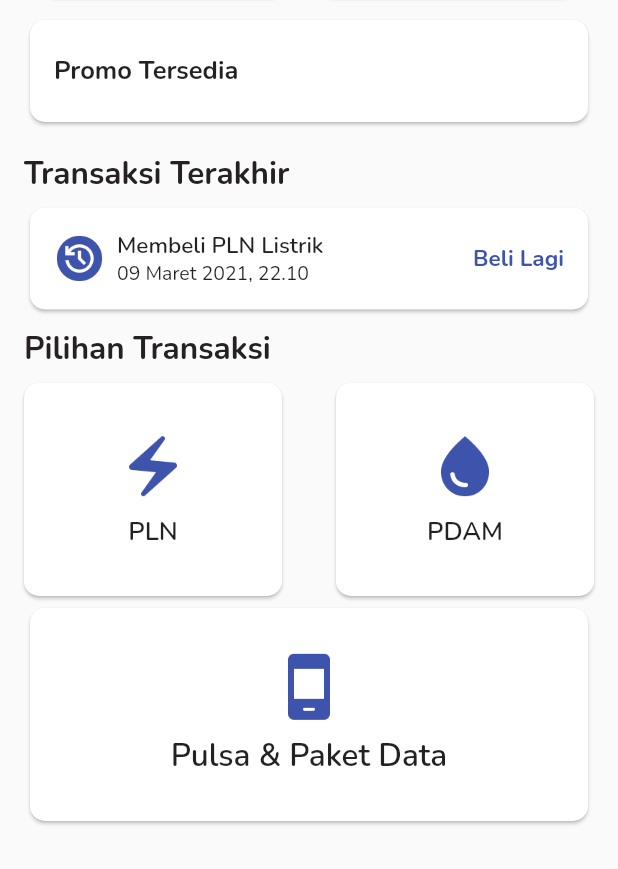
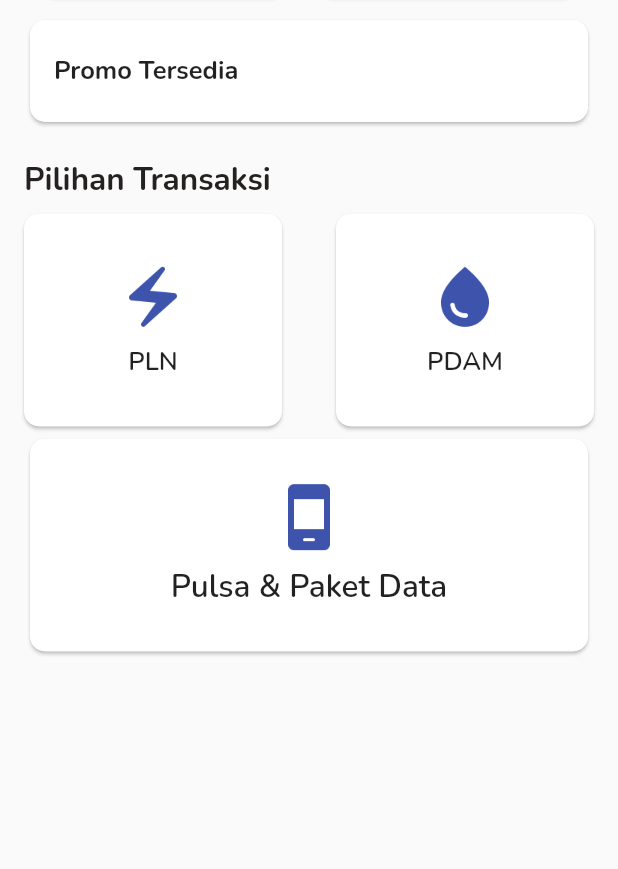
Before and after one commit to ntaulya/visipay, a Flutter app: the KonfirPulsa screen opened directly, after a tap on the "arrow back" icon, on a phone screen of 412 x 824 dp, the part 367-1236 px from its top. Run offline on Flutter 3.47's test engine with Material 2 defaults, Android fonts, the phone set to English and light mode, and no system bars; our stand-ins replace bloc, dartz, flutter_bloc, flutter_svg, get_it, google_fonts and 2 more; missing offline and left inert: dart:ffi.

Commit message:
delete last transaction (home)

```diff
--- a/lib/pages/home.dart
+++ b/lib/pages/home.dart
@@ -234,96 +234,6 @@ class _HomeState extends State<Home> {
                 )),
 
                 Container(
-                  padding: const EdgeInsets.only(left: 16, right: 16),
-                  child: Row(
-                    mainAxisAlignment: MainAxisAlignment.spaceBetween,
-                    children: [
-                      Semantics(
-                      header: true,
-                      child: Text(
-                        "Transaksi Terakhir",
-                        style: GoogleFonts.nunito(
-                            textStyle: Nunito_21px,
-                            fontWeight: FontWeight.bold,
-                            color: Text1),
-                      )),
-                    ],
-                  ),
-                ),
-
-                Container(
-                  padding: const EdgeInsets.only(
-                      left: 16, right: 16, top: 4, bottom: 4),
-                  child: SizedBox(
-                    // width: 380,
-                    height: 76,
-                    child: Card(
-                      shadowColor: Colors.black,
-                      elevation: 1.0,
-                      shape: RoundedRectangleBorder(
-                        borderRadius: BorderRadius.circular(10),
-                      ),
-                      child: InkWell(
-                        onTap: () {
-                          // Navigator.of(context).pushNamed(route!);
-                          Navigator.push(
-                              context,
-                              MaterialPageRoute(
-                                  builder: (context) => const Riwayat()));
-                        },
-                        child: Container(
-                          padding: const EdgeInsets.symmetric(horizontal: 16),
-                          child: Row(
-                            mainAxisAlignment: MainAxisAlignment.spaceBetween,
-                            children: [
-                              Row(
-                                children: [
-                                  Image.asset(
-                                    "assets/icon/History.png",
-                                    width: 34,
-                                    height: 34,
-                                  ),
-                                  const SizedBox(
-                                    width: 8,
-                                  ),
-                                  Column(
-                                    mainAxisAlignment: MainAxisAlignment.center,
-                                    crossAxisAlignment:
-                                        CrossAxisAlignment.start,
-                                    children: [
-                                      Text(
-                                        "Membeli PLN Listrik",
-                                        style: GoogleFonts.nunito(
-                                          textStyle: Nunito_15px,
-                                          fontWeight: FontWeight.w600,
-                                        ),
-                                      ),
-                                      Text(
-                                        "09 Maret 2021, 22.10",
-                                        style: GoogleFonts.nunito(
-                                            textStyle: Nunito_13px,
-                                            fontWeight: FontWeight.normal),
-                                      )
-                                    ],
-                                  )
-                                ],
-                              ),
-                              Text(
-                                "Beli Lagi",
-                                style: GoogleFonts.nunito(
-                                    textStyle: Nunito_15px,
-                                    fontWeight: FontWeight.bold,
-                                    color: Primary50),
-                              )
-                            ],
-                          ),
-                        ),
-                      ),
-                    ),
-                  ),
-                ),
-
-                Container(
                   padding: const EdgeInsets.only(left: 16, right: 16, top: 4, bottom: 4),
                   child: Column(
                     children: [
```
